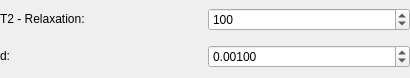
Before: the Qt Designer form Plugins/org.mitk.gui.qt.diffusionimaging/src/QmitkBallModelParametersWidgetControls.ui in MITK/MITK, drawn with Qt 5.
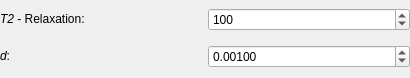
After: the same form once the commit is applied.

Commit message: using T2' insted of T2* to simulate relaxation

```diff
--- a/Plugins/org.mitk.gui.qt.diffusionimaging/src/QmitkBallModelParametersWidgetControls.ui
+++ b/Plugins/org.mitk.gui.qt.diffusionimaging/src/QmitkBallModelParametersWidgetControls.ui
@@ -26,14 +26,14 @@
    <item row="1" column="0">
     <widget class="QLabel" name="label">
      <property name="text">
-      <string>&lt;html&gt;&lt;head/&gt;&lt;body&gt;&lt;p&gt;d:&lt;/p&gt;&lt;/body&gt;&lt;/html&gt;</string>
+      <string>&lt;html&gt;&lt;head/&gt;&lt;body&gt;&lt;p&gt;&lt;span style=&quot; font-style:italic;&quot;&gt;d&lt;/span&gt;:&lt;/p&gt;&lt;/body&gt;&lt;/html&gt;</string>
      </property>
     </widget>
    </item>
    <item row="0" column="0">
     <widget class="QLabel" name="label_5">
      <property name="text">
-      <string>&lt;html&gt;&lt;head/&gt;&lt;body&gt;&lt;p&gt;T2 - Relaxation:&lt;/p&gt;&lt;/body&gt;&lt;/html&gt;</string>
+      <string>&lt;html&gt;&lt;head/&gt;&lt;body&gt;&lt;p&gt;&lt;span style=&quot; font-style:italic;&quot;&gt;T2&lt;/span&gt; - Relaxation:&lt;/p&gt;&lt;/body&gt;&lt;/html&gt;</string>
      </property>
     </widget>
    </item>
```
The commit also changes 12 other files.
